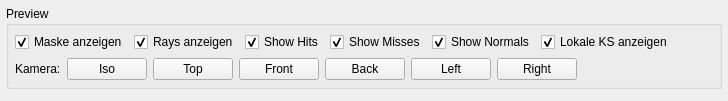
Old version of the form Spraycoater/resource/ui/tabs/recipe/coating_preview_panel.ui in the repository mikv75-lab/ROS-Project.
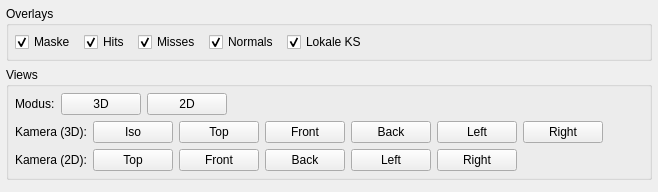
New version of the form.

Commit message: add views 2s

```diff
--- a/Spraycoater/resource/ui/tabs/recipe/coating_preview_panel.ui
+++ b/Spraycoater/resource/ui/tabs/recipe/coating_preview_panel.ui
@@ -6,140 +6,106 @@
    <string>Coating Preview</string>
   </property>
   <layout class="QVBoxLayout" name="vRoot">
-   <property name="spacing">
-    <number>6</number>
-   </property>
-   <property name="leftMargin">
-    <number>6</number>
-   </property>
-   <property name="topMargin">
-    <number>6</number>
-   </property>
-   <property name="rightMargin">
-    <number>6</number>
-   </property>
-   <property name="bottomMargin">
-    <number>6</number>
-   </property>
+   <property name="spacing"><number>6</number></property>
+   <property name="leftMargin"><number>6</number></property>
+   <property name="topMargin"><number>6</number></property>
+   <property name="rightMargin"><number>6</number></property>
+   <property name="bottomMargin"><number>6</number></property>
 
-   <!-- ===== Controls Group ===== -->
+   <!-- ===== Group: Overlays ===== -->
    <item>
-    <widget class="QGroupBox" name="grpPreview">
+    <widget class="QGroupBox" name="grpOverlays">
      <property name="title">
-      <string>Preview</string>
+      <string>Overlays</string>
      </property>
-     <layout class="QVBoxLayout" name="vControls">
-      <property name="spacing">
-       <number>6</number>
-      </property>
-      <property name="leftMargin">
-       <number>6</number>
-      </property>
-      <property name="topMargin">
-       <number>6</number>
-      </property>
-      <property name="rightMargin">
-       <number>6</number>
-      </property>
-      <property name="bottomMargin">
-       <number>6</number>
-      </property>
+     <layout class="QHBoxLayout" name="rowOverlays">
+      <property name="spacing"><number>8</number></property>
+      <property name="leftMargin"><number>6</number></property>
+      <property name="topMargin"><number>6</number></property>
+      <property name="rightMargin"><number>6</number></property>
+      <property name="bottomMargin"><number>6</number></property>
 
-      <!-- Row: Toggles -->
       <item>
-       <layout class="QHBoxLayout" name="rowToggles">
-        <item>
-         <widget class="QCheckBox" name="chkShowMask">
-          <property name="text">
-           <string>Maske anzeigen</string>
-          </property>
-          <property name="checked">
-           <bool>true</bool>
-          </property>
-         </widget>
-        </item>
+       <widget class="QCheckBox" name="chkShowMask">
+        <property name="text"><string>Maske</string></property>
+        <property name="checked"><bool>true</bool></property>
+       </widget>
+      </item>
+      <item>
+       <widget class="QCheckBox" name="chkShowHits">
+        <property name="text"><string>Hits</string></property>
+        <property name="checked"><bool>true</bool></property>
+       </widget>
+      </item>
+      <item>
+       <widget class="QCheckBox" name="chkShowMisses">
+        <property name="text"><string>Misses</string></property>
+        <property name="checked"><bool>true</bool></property>
+       </widget>
+      </item>
+      <item>
+       <widget class="QCheckBox" name="chkShowNormals">
+        <property name="text"><string>Normals</string></property>
+        <property name="checked"><bool>true</bool></property>
+       </widget>
+      </item>
+      <item>
+       <widget class="QCheckBox" name="chkShowLocalFrames">
+        <property name="text"><string>Lokale KS</string></property>
+        <property name="checked"><bool>true</bool></property>
+       </widget>
+      </item>
 
-        <!-- Master Rays -->
-        <item>
-         <widget class="QCheckBox" name="chkShowRays">
-          <property name="text">
-           <string>Rays anzeigen</string>
-          </property>
-          <property name="checked">
-           <bool>true</bool>
-          </property>
-         </widget>
-        </item>
+      <item>
+       <spacer name="spacerOverlays">
+        <property name="orientation"><enum>Qt::Horizontal</enum></property>
+        <property name="sizeHint" stdset="0">
+         <size><width>40</width><height>20</height></size>
+        </property>
+       </spacer>
+      </item>
+     </layout>
+    </widget>
+   </item>
 
-        <!-- New: Hits / Misses / Normals -->
-        <item>
-         <widget class="QCheckBox" name="chkShowHits">
-          <property name="text">
-           <string>Show Hits</string>
-          </property>
-          <property name="checked">
-           <bool>true</bool>
-          </property>
-         </widget>
-        </item>
-        <item>
-         <widget class="QCheckBox" name="chkShowMisses">
-          <property name="text">
-           <string>Show Misses</string>
-          </property>
-          <property name="checked">
-           <bool>true</bool>
-          </property>
-         </widget>
-        </item>
-        <item>
-         <widget class="QCheckBox" name="chkShowNormals">
-          <property name="text">
-           <string>Show Normals</string>
-          </property>
-          <property name="checked">
-           <bool>true</bool>
-          </property>
-         </widget>
-        </item>
+   <!-- ===== Group: Views (Mode + Camera) ===== -->
+   <item>
+    <widget class="QGroupBox" name="grpViews">
+     <property name="title">
+      <string>Views</string>
+     </property>
+     <layout class="QVBoxLayout" name="vViews">
+      <property name="spacing"><number>6</number></property>
+      <property name="leftMargin"><number>6</number></property>
+      <property name="topMargin"><number>6</number></property>
+      <property name="rightMargin"><number>6</number></property>
+      <property name="bottomMargin"><number>6</number></property>
 
+      <!-- Row: Mode -->
+      <item>
+       <layout class="QHBoxLayout" name="rowMode">
         <item>
-         <widget class="QCheckBox" name="chkShowLocalFrames">
-          <property name="text">
-           <string>Lokale KS anzeigen</string>
-          </property>
-          <property name="checked">
-           <bool>true</bool>
-          </property>
+         <widget class="QLabel" name="lblViewMode">
+          <property name="text"><string>Modus:</string></property>
          </widget>
         </item>
-
+        <item><widget class="QPushButton" name="btnMode3D"><property name="text"><string>3D</string></property></widget></item>
+        <item><widget class="QPushButton" name="btnMode2D"><property name="text"><string>2D</string></property></widget></item>
         <item>
-         <spacer name="spacerToggles">
-          <property name="orientation">
-           <enum>Qt::Horizontal</enum>
-          </property>
+         <spacer name="spacerMode">
+          <property name="orientation"><enum>Qt::Horizontal</enum></property>
           <property name="sizeHint" stdset="0">
-           <size>
-            <width>40</width>
-            <height>20</height>
-           </size>
+           <size><width>40</width><height>20</height></size>
           </property>
          </spacer>
         </item>
        </layout>
       </item>
 
-      <!-- Row: Camera Buttons -->
+      <!-- Row: Kamera (3D) -->
       <item>
-       <layout class="QHBoxLayout" name="rowCamera">
-        <item>
-         <widget class="QLabel" name="lblCamera">
-          <property name="text">
-           <string>Kamera:</string>
-          </property>
-         </widget>
-        </item>
+       <layout class="QHBoxLayout" name="rowCamera3D">
+        <item><widget class="QLabel" name="lblCamera3D"><property name="text"><string>Kamera (3D):</string></property></widget></item>
         <item><widget class="QPushButton" name="btnCamIso"><property name="text"><string>Iso</string></property></widget></item>
         <item><widget class="QPushButton" name="btnCamTop"><property name="text"><string>Top</string></property></widget></item>
         <item><widget class="QPushButton" name="btnCamFront"><property name="text"><string>Front</string></property></widget></item>
@@ -147,15 +113,30 @@
         <item><widget class="QPushButton" name="btnCamLeft"><property name="text"><string>Left</string></property></widget></item>
         <item><widget class="QPushButton" name="btnCamRight"><property name="text"><string>Right</string></property></widget></item>
         <item>
-         <spacer name="spacerCamera">
-          <property name="orientation">
-           <enum>Qt::Horizontal</enum>
+         <spacer name="spacerCamera3D">
+          <property name="orientation"><enum>Qt::Horizontal</enum></property>
+          <property name="sizeHint" stdset="0">
+           <size><width>40</width><height>20</height></size>
           </property>
+         </spacer>
+        </item>
+       </layout>
+      </item>
+
+      <!-- Row: Kamera (2D) -->
+      <item>
+       <layout class="QHBoxLayout" name="rowCamera2D">
+        <item><widget class="QLabel" name="lblCamera2D"><property name="text"><string>Kamera (2D):</string></property></widget></item>
+        <item><widget class="QPushButton" name="btn2DTop"><property name="text"><string>Top</string></property></widget></item>
+        <item><widget class="QPushButton" name="btn2DFront"><property name="text"><string>Front</string></property></widget></item>
+        <item><widget class="QPushButton" name="btn2DBack"><property name="text"><string>Back</string></property></widget></item>
+        <item><widget class="QPushButton" name="btn2DLeft"><property name="text"><string>Left</string></property></widget></item>
+        <item><widget class="QPushButton" name="btn2DRight"><property name="text"><string>Right</string></property></widget></item>
+        <item>
+         <spacer name="spacerCamera2D">
+          <property name="orientation"><enum>Qt::Horizontal</enum></property>
           <property name="sizeHint" stdset="0">
-           <size>
-            <width>40</width>
-            <height>20</height>
-           </size>
+           <size><width>40</width><height>20</height></size>
           </property>
          </spacer>
         </item>
@@ -166,35 +147,56 @@
     </widget>
    </item>
 
-   <!-- ===== Host for QtInteractor (injected by MainWindow) ===== -->
+   <!-- ===== Stacked Preview (3D / 2D) ===== -->
    <item>
-    <widget class="QFrame" name="previewHost">
-     <property name="frameShape">
-      <enum>QFrame::NoFrame</enum>
-     </property>
-     <property name="sizePolicy">
-      <sizepolicy hsizetype="Expanding" vsizetype="Expanding">
-       <horstretch>0</horstretch>
-       <verstretch>1</verstretch>
-      </sizepolicy>
-     </property>
-     <layout class="QVBoxLayout" name="vHost">
-      <property name="spacing">
-       <number>0</number>
-      </property>
-      <property name="leftMargin">
-       <number>0</number>
-      </property>
-      <property name="topMargin">
-       <number>0</number>
-      </property>
-      <property name="rightMargin">
-       <number>0</number>
-      </property>
-      <property name="bottomMargin">
-       <number>0</number>
-      </property>
-     </layout>
+    <widget class="QStackedWidget" name="stackPreview">
+     <property name="currentIndex"><number>0</number></property>
+
+     <!-- Page 0: 3D (PyVista host) -->
+     <widget class="QWidget" name="page3D">
+      <layout class="QVBoxLayout" name="v3D">
+       <property name="spacing"><number>0</number></property>
+       <property name="leftMargin"><number>0</number></property>
+       <property name="topMargin"><number>0</number></property>
+       <property name="rightMargin"><number>0</number></property>
+       <property name="bottomMargin"><number>0</number></property>
+       <item>
+        <widget class="QFrame" name="previewHost3D">
+         <property name="frameShape"><enum>QFrame::NoFrame</enum></property>
+         <layout class="QVBoxLayout" name="vHost3D">
+          <property name="spacing"><number>0</number></property>
+          <property name="leftMargin"><number>0</number></property>
+          <property name="topMargin"><number>0</number></property>
+          <property name="rightMargin"><number>0</number></property>
+          <property name="bottomMargin"><number>0</number></property>
+         </layout>
+        </widget>
+       </item>
+      </layout>
+     </widget>
+
+     <!-- Page 1: 2D (Matplotlib host) -->
+     <widget class="QWidget" name="page2D">
+      <layout class="QVBoxLayout" name="v2D">
+       <property name="spacing"><number>0</number></property>
+       <property name="leftMargin"><number>0</number></property>
+       <property name="topMargin"><number>0</number></property>
+       <property name="rightMargin"><number>0</number></property>
+       <property name="bottomMargin"><number>0</number></property>
+       <item>
+        <widget class="QWidget" name="matplotHost">
+         <layout class="QVBoxLayout" name="vMatplot">
+          <property name="spacing"><number>0</number></property>
+          <property name="leftMargin"><number>0</number></property>
+          <property name="topMargin"><number>0</number></property>
+          <property name="rightMargin"><number>0</number></property>
+          <property name="bottomMargin"><number>0</number></property>
+         </layout>
+        </widget>
+       </item>
+      </layout>
+     </widget>
+
     </widget>
    </item>
 
```
The commit also changes 4 other files.
